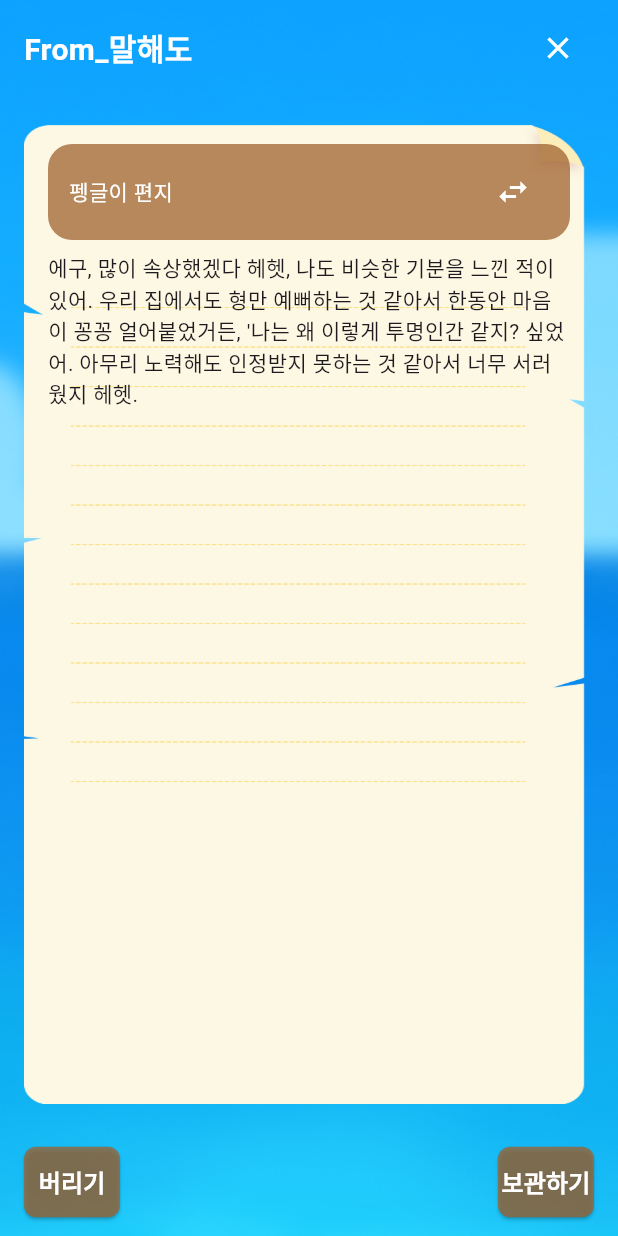
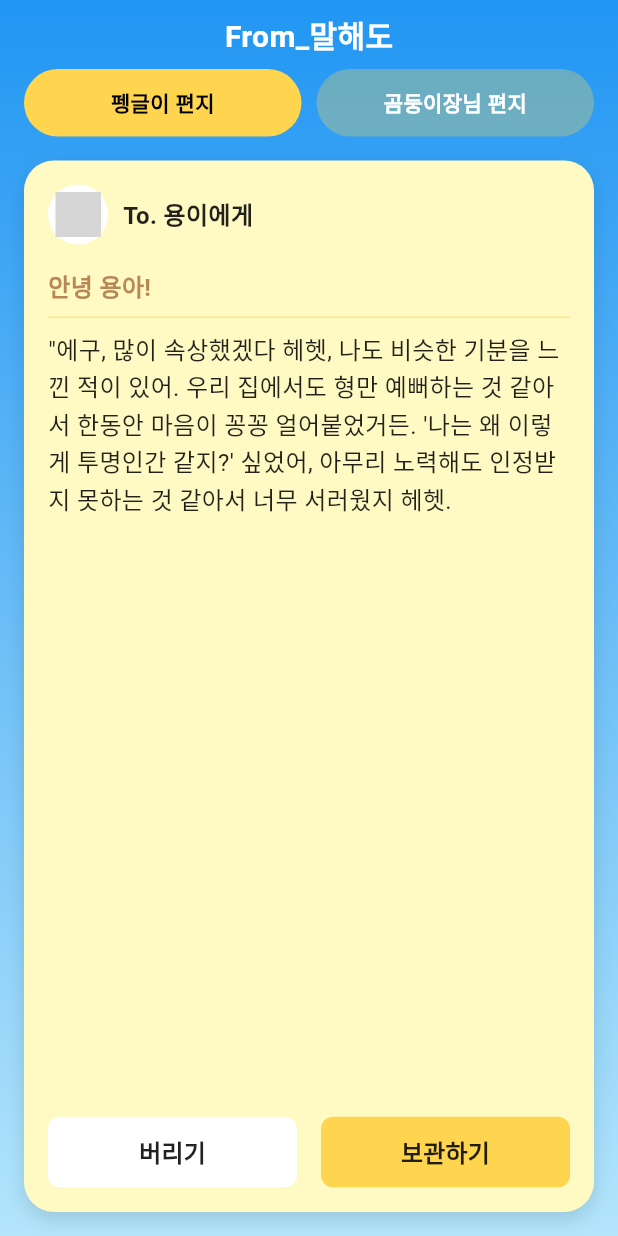
Before and after one commit to MalHaeDo/MalHaeDo_front, a Flutter app: the ReplyDetailScreen screen opened by its route, on a phone screen of 412 x 824 dp. Run offline on Flutter 3.47's test engine with Material 3 defaults, Android fonts, the light colour scheme and no system bars; our stand-ins replace flutter_svg; grey boxes are pictures that could not be loaded.

Commit message:
fix: replydetail 디자인 수정

```diff
--- a/lib/screens/ReplyDetailScreen.dart
+++ b/lib/screens/ReplyDetailScreen.dart
@@ -1,4 +1,5 @@
 import 'package:flutter/material.dart';
+import 'package:flutter_svg/flutter_svg.dart';
 
 class ReplyDetailScreen extends StatefulWidget {
   @override
@@ -6,8 +7,7 @@ class ReplyDetailScreen extends StatefulWidget {
 }
 
 class _ReplyDetailScreenState extends State<ReplyDetailScreen> {
-  final String _replyMessage1 = "에구, 많이 속상했겠다 헤헷, 나도 비슷한 기분을 느낀 적이 있어. 우리 집에서도 형만 예뻐하는 것 같아서 한동안 마음이 꽁꽁 얼어붙었거든, '나는 왜 이렇게 투명인간 같지? 싶었어. 아무리 노력해도 인정받지 못하는 것 같아서 너무 서러웠지 헤헷.";
-  final String _replyMessage2 = "에구, 많이 속상했겠다 헤헷, 나도 비슷한 기분을 느낀 적이 있어. 우리 집에서도 형만 예뻐하는 것 같아서 한동안 마음이 꽁꽁 얼어붙었거든, '나는 왜 이렇게 투명인간 같지? 싶었어. 아무리 노력해도 인정받지 못하는 것 같아서 너무 서러웠지 헤헷.";
+  final String _replyMessage = "\"에구, 많이 속상했겠다 헤헷, 나도 비슷한 기분을 느낀 적이 있어. 우리 집에서도 형만 예뻐하는 것 같아서 한동안 마음이 꽁꽁 얼어붙었거든. '나는 왜 이렇게 투명인간 같지?' 싶었어, 아무리 노력해도 인정받지 못하는 것 같아서 너무 서러웠지 헤헷.";
   bool _isFirstMessage = true;
 
   @override
@@ -15,9 +15,10 @@ class _ReplyDetailScreenState extends State<ReplyDetailScreen> {
     return Scaffold(
       body: Container(
         decoration: BoxDecoration(
-          image: DecorationImage(
-            image: AssetImage('assets/images/Writing_image.png'),
-            fit: BoxFit.cover,
+          gradient: LinearGradient(
+            begin: Alignment.topCenter,
+            end: Alignment.bottomCenter,
+            colors: [Colors.blue, Colors.lightBlue.shade100],
           ),
         ),
         child: SafeArea(
@@ -27,7 +28,7 @@ class _ReplyDetailScreenState extends State<ReplyDetailScreen> {
               Padding(
                 padding: const EdgeInsets.symmetric(horizontal: 16, vertical: 8),
                 child: Row(
-                  mainAxisAlignment: MainAxisAlignment.spaceBetween,
+                  mainAxisAlignment: MainAxisAlignment.center,
                   children: [
                     Text(
                       'From_말해도',
@@ -37,111 +38,209 @@ class _ReplyDetailScreenState extends State<ReplyDetailScreen> {
                         fontWeight: FontWeight.bold,
                       ),
                     ),
-                    IconButton(
-                      icon: Icon(Icons.close, color: Colors.white),
-                      onPressed: () => Navigator.pop(context),
+                  ],
+                ),
+              ),
+
+              // 메시지 탭 선택
+              Padding(
+                padding: const EdgeInsets.symmetric(horizontal: 16),
+                child: Row(
+                  children: [
+                    Expanded(
+                      child: GestureDetector(
+                        onTap: () {
+                          setState(() {
+                            _isFirstMessage = true;
+                          });
+                        },
+                        child: Container(
+                          padding: EdgeInsets.symmetric(vertical: 12),
+                          decoration: BoxDecoration(
+                            color: _isFirstMessage ? Color(0xFFFFD54F) : Color(0xFFFFD54F).withOpacity(0.3),
+                            borderRadius: BorderRadius.circular(30),
+                          ),
+                          child: Center(
+                            child: Text(
+                              '펭글이 편지',
+                              style: TextStyle(
+                                color: _isFirstMessage ? Colors.black : Colors.white,
+                                fontWeight: FontWeight.bold,
+                              ),
+                            ),
+                          ),
+                        ),
+                      ),
+                    ),
+                    SizedBox(width: 10),
+                    Expanded(
+                      child: GestureDetector(
+                        onTap: () {
+                          setState(() {
+                            _isFirstMessage = false;
+                          });
+                        },
+                        child: Container(
+                          padding: EdgeInsets.symmetric(vertical: 12),
+                          decoration: BoxDecoration(
+                            color: !_isFirstMessage ? Color(0xFFFFD54F) : Color(0xFFFFD54F).withOpacity(0.3),
+                            borderRadius: BorderRadius.circular(30),
+                          ),
+                          child: Center(
+                            child: Text(
+                              '곰둥이장님 편지',
+                              style: TextStyle(
+                                color: !_isFirstMessage ? Colors.black : Colors.white,
+                                fontWeight: FontWeight.bold,
+                              ),
+                            ),
+                          ),
+                        ),
+                      ),
                     ),
                   ],
                 ),
               ),
+
               // 편지지 컨테이너
               Expanded(
                 child: Container(
                   margin: EdgeInsets.all(16),
                   decoration: BoxDecoration(
-                    image: DecorationImage(
-                      image: AssetImage(_isFirstMessage ? 'assets/images/paper.png' : 'assets/images/paper1.png'),
-                      fit: BoxFit.fill,
+                    color: Color(0xFFFFF9C4), // 연한 노란색 배경
+                    borderRadius: BorderRadius.circular(20),
+                    boxShadow: [
+                      BoxShadow(
+                        color: Colors.black12,
+                        blurRadius: 10,
+                        offset: Offset(0, 5),
                       ),
-                    borderRadius: BorderRadius.circular(12),
+                    ],
                   ),
+                  child: ClipRRect(
+                    borderRadius: BorderRadius.circular(20),
                     child: Column(
+                      crossAxisAlignment: CrossAxisAlignment.start,
                       children: [
-                      // 상단 메시지
+                        // 편지 헤더
+                        Padding(
+                          padding: const EdgeInsets.all(16.0),
+                          child: Row(
+                            children: [
                               Container(
-                      margin: EdgeInsets.fromLTRB(16, 16, 16, 8),
-                      padding: EdgeInsets.symmetric(horizontal: 14, vertical: 8),
+                                width: 40,
+                                height: 40,
                                 decoration: BoxDecoration(
-                        color: Color(0xBFA0622E),
-                        borderRadius: BorderRadius.circular(16),
+                                  shape: BoxShape.circle,
+                                  color: Colors.white,
                                 ),
-                      child: Row(
-                        mainAxisSize: MainAxisSize.min,
-                        children: [
-                        Text(
-                          _isFirstMessage ? '펭글이 편지' : '곰둥이장님 편지',
-                              style: TextStyle(
-                                color: Colors.white,
-                                fontSize: 14,
+                                child: Center(
+                                  // SVG 펭귄 이미지 로드
+                                  child: SvgPicture.asset(
+                                    'assets/images/penguin.svg',
+                                    width: 30,
+                                    height: 30,
+                                    fit: BoxFit.contain,
                                   ),
                                 ),
-                            Spacer(),
-                            IconButton(
-                              icon: Icon(Icons.swap_horiz, color: Colors.white),
-                              onPressed: () {
-                                setState(() {
-                                  _isFirstMessage = !_isFirstMessage;
-                                });
-                              },
+                              ),
+                              SizedBox(width: 10),
+                              Text(
+                                'To. 용이에게',
+                                style: TextStyle(
+                                  fontSize: 16,
+                                  fontWeight: FontWeight.bold,
+                                  color: Colors.black87,
+                                ),
                               ),
                             ],
                           ),
                         ),
 
-                      Container(
-                        padding: EdgeInsets.symmetric(horizontal: 16),
+                        // 안녕 줄
+                        Padding(
+                          padding: const EdgeInsets.symmetric(horizontal: 16.0),
                           child: Text(
-                          _isFirstMessage ? _replyMessage1 : _replyMessage2,
-                          style: TextStyle(fontSize: 14),
+                            '안녕 용아!',
+                            style: TextStyle(
+                              fontSize: 16,
+                              fontWeight: FontWeight.bold,
+                              color: Color(0xBFA0622E),
+                            ),
                           ),
                         ),
 
-                      Spacer(),
-                    ],
+                        // 구분선
+                        Padding(
+                          padding: const EdgeInsets.symmetric(horizontal: 16.0, vertical: 8.0),
+                          child: Container(
+                            height: 1,
+                            color: Colors.amber.withOpacity(0.3),
+                          ),
+                        ),
+
+                        // 메시지 내용
+                        Expanded(
+                          child: SingleChildScrollView(
+                            child: Padding(
+                              padding: const EdgeInsets.symmetric(horizontal: 16.0),
+                              child: Text(
+                                _replyMessage,
+                                style: TextStyle(
+                                  fontSize: 16,
+                                  height: 1.5,
+                                  color: Colors.black87,
+                                ),
+                              ),
                             ),
                           ),
                         ),
 
                         // 하단 버튼
                         Container(
-                width: double.infinity,
-                padding: EdgeInsets.symmetric(horizontal: 16, vertical: 12),
+                          padding: EdgeInsets.all(16),
                           child: Row(
-                  mainAxisAlignment: MainAxisAlignment.spaceBetween,
                             children: [
-                    ElevatedButton(
-                      onPressed: () => Navigator.pop(context),
+                              Expanded(
+                                child: ElevatedButton(
+                                  onPressed: () => Navigator.pushNamed(context, '/home'),
                                   child: Text(
                                     '버리기',
                                     style: TextStyle(
                                       fontSize: 16,
                                       fontWeight: FontWeight.bold,
-                        color: Colors.white, // 글자색상 변경
+                                      color: Colors.black87,
                                     ),
                                   ),
                                   style: ElevatedButton.styleFrom(
-                      backgroundColor: Color(0xBFA0622E),
+                                    backgroundColor: Colors.white,
                                     padding: EdgeInsets.symmetric(vertical: 12),
                                     shape: RoundedRectangleBorder(
                                       borderRadius: BorderRadius.circular(8),
                                     ),
+                                    elevation: 0,
                                   ),
                                 ),
-                    ElevatedButton(
-                      onPressed: () => Navigator.pop(context),
+                              ),
+                              SizedBox(width: 16),
+                              Expanded(
+                                child: ElevatedButton(
+                                  onPressed: () => Navigator.pushNamed(context, '/home'),
                                   child: Text(
                                     '보관하기',
                                     style: TextStyle(
                                       fontSize: 16,
                                       fontWeight: FontWeight.bold,
-                        color: Colors.white, // 글자색상 변경
+                                      color: Colors.black87,
                                     ),
                                   ),
                                   style: ElevatedButton.styleFrom(
-                      backgroundColor: Color(0xBFA0622E),
+                                    backgroundColor: Color(0xFFFFD54F),
                                     padding: EdgeInsets.symmetric(vertical: 12),
                                     shape: RoundedRectangleBorder(
                                       borderRadius: BorderRadius.circular(8),
+                                    ),
+                                    elevation: 0,
                                   ),
                                 ),
                               ),
@@ -152,6 +251,11 @@ class _ReplyDetailScreenState extends State<ReplyDetailScreen> {
                     ),
                   ),
                 ),
+              ),
+            ],
+          ),
+        ),
+      ),
     );
   }
 }
--- a/lib/screens/ReplyScreen.dart
+++ b/lib/screens/ReplyScreen.dart
@@ -136,7 +136,7 @@ class _ReplyScreenState extends State<ReplyScreen> {
                       ),
                       SizedBox(height: 30),
                       Image.asset(
-                        'assets/images/bottle.png',
+                        'assets/images/full_bottle.png',
                         width: 60,
                         height: 60,
                       ),
@@ -146,6 +146,7 @@ class _ReplyScreenState extends State<ReplyScreen> {
                           Navigator.of(context).pushNamed('/replyAnimation');
                         },
                         style: ElevatedButton.styleFrom(
+                          backgroundColor: Color(0xB0815E),
                           iconColor: Color(0xBFA0622E),
                           shape: RoundedRectangleBorder(
                             borderRadius: BorderRadius.circular(30),
--- a/pubspec.yaml
+++ b/pubspec.yaml
@@ -23,6 +23,7 @@ dev_dependencies:
   # package. See that file for information about deactivating specific lint
   # rules and activating additional ones.
   flutter_lints: ^5.0.0
+  flutter_svg: ^2.0.17
 
 # For information on the generic Dart part of this file, see the
 # following page: https://dart.dev/tools/pub/pubspec
@@ -48,6 +49,7 @@ flutter:
       - assets/images/Throw_bottle.gif
       - assets/images/Throw_reply.gif
       - assets/images/bottle.png
+      - assets/images/penguin.svg
       - assets/images/paper.png
       - assets/images/full_bottle.png
       - assets/images/paper1.png
```
Also changed, not shown: assets/images/penguin.svg (added), pubspec.lock. Lines whose indentation alone changed are shown as unchanged.
